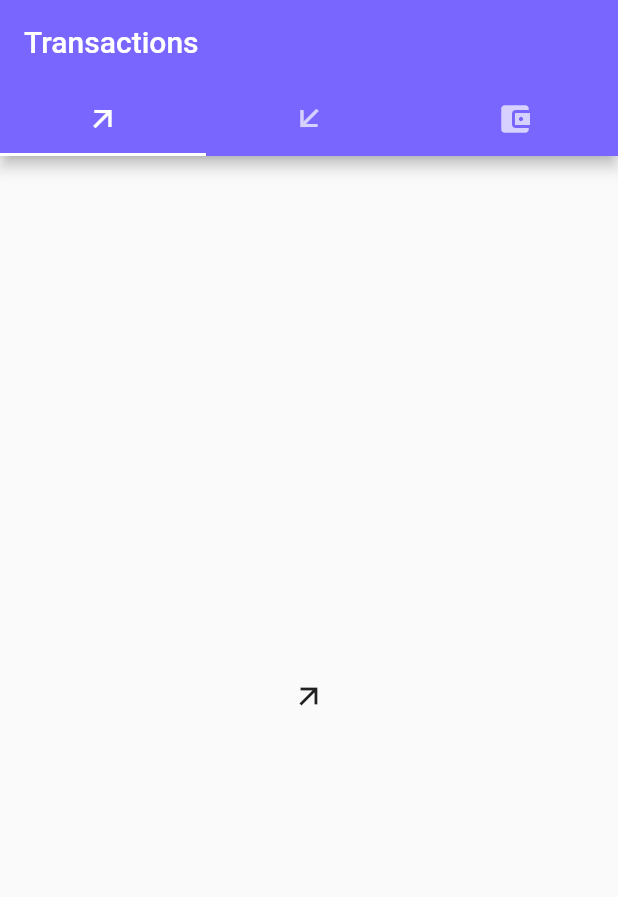
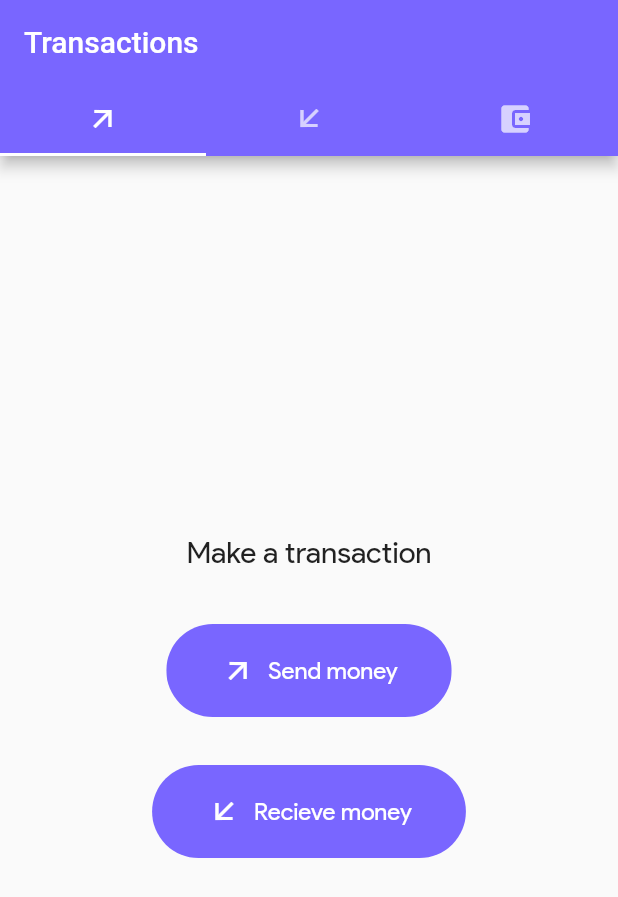
Before and after one commit to dewanshrawat15/Tabs, a Flutter app: the DashboardScreen screen opened directly, on a phone screen of 412 x 824 dp. Shown: the top 897 px of the screen. Run offline on Flutter 3.47's test engine with Material 2 defaults, Android fonts, the phone set to English and light mode, and no system bars; our stand-ins replace sqflite; accounts and stored records are empty.

Commit message:
Updating app

```diff
--- a/lib/components/record.dart
+++ b/lib/components/record.dart
@@ -1,8 +1,8 @@
 class Record{
-  String title, description, time;
+  String title, description, time, type;
   int amount;
 
-  Record(this.amount, this.description, this.title, this.time);
+  Record({this.amount, this.description, this.title, this.time, this.type});
 
   Map <String, dynamic> toMap(){
     return {
@@ -10,6 +10,7 @@ class Record{
       'amount': amount,
       'description': description,
       'time': time,
+      'type': type
     };
   }
 }
--- a/lib/screens/dashboard.dart
+++ b/lib/screens/dashboard.dart
@@ -1,6 +1,6 @@
 import 'package:flutter/material.dart';
-import 'package:path/path.dart';
-import 'package:sqflite/sqflite.dart';
+
+import 'sendMoneyScreen.dart';
 
 import '../components/colors.dart';
 
@@ -34,7 +34,7 @@ class DasboardScreenState extends State<DashboardScreen>{
         body: TabBarView(
           children: <Widget>[
             Center(
-              child: RotationTransition(turns: AlwaysStoppedAnimation(45/360), child: Tab(icon: Icon(Icons.arrow_upward,),),),
+              child: SendMoneyScreen(),
             ),
             Center(
               child: RotationTransition(turns: AlwaysStoppedAnimation(45/360), child: Tab(icon: Icon(Icons.arrow_downward,),),),
--- /dev/null
+++ b/lib/screens/sendMoneyScreen.dart
@@ -0,0 +1,111 @@
+import 'package:flutter/material.dart';
+
+import 'package:path/path.dart';
+import 'package:sqflite/sqflite.dart';
+import 'package:tabs/components/colors.dart';
+
+import '../components/record.dart';
+import 'sendMoney.dart';
+
+class SendMoneyScreen extends StatelessWidget{
+
+  connectDatabase() async{
+    Future<Database> database = openDatabase(
+      join(await getDatabasesPath(), 'records.db'),
+      onCreate: (db, version){
+        return db.execute(
+          "CREATE TABLE recordDetails(title TEXT, amount NUMBER, description TEXT, time TEXT, type TEXT)",
+        );
+      },
+      version: 1
+    );
+    return database;
+  }
+
+  Future<List<Record>> getSentTransactions() async => await Future.delayed(Duration(milliseconds: 1400), () async {
+    final Database db = await connectDatabase();
+    final List<Map<String, dynamic>> maps = await db.query('recordDetails');
+    return List.generate(maps.length, (i){
+      return Record(
+        title: maps[i]['title'],
+        description: maps[i]['description'],
+        amount: maps[i]['amount'],
+        time: maps[i]['time'],
+        type: maps[i]['type']
+      );
+    });
+  });
+
+  @override
+  Widget build(BuildContext context){
+    return FutureBuilder(
+      future: getSentTransactions(),
+      builder: (BuildContext context, AsyncSnapshot snapshot){
+        print(snapshot.data);
+        if(snapshot.hasData){
+          if(snapshot.data.length == 0){
+            return SingleChildScrollView(
+              child: Column(
+                children: <Widget>[
+                  Text(
+                    "Make a transaction",
+                    style: TextStyle(
+                      fontSize: 20,
+                      fontFamily: "Product Sans"
+                    ),
+                  ),
+                  Padding(
+                    padding: EdgeInsets.symmetric(vertical: 18),
+                  ),
+                  ClipRRect(
+                    borderRadius: BorderRadius.circular(32),
+                    child: FlatButton.icon(
+                      padding: EdgeInsets.symmetric(horizontal: 36, vertical: 8),
+                      label: Text(
+                        "Send money",
+                        style: TextStyle(
+                          color: Colors.white,
+                          fontFamily: "Product Sans",
+                          fontSize: 16.0
+                        ),
+                      ),
+                      color: ThemeColor,
+                      onPressed: (){},
+                      icon: RotationTransition(turns: AlwaysStoppedAnimation(45/360), child: Tab(icon: Icon(Icons.arrow_upward, color: Colors.white,),),),
+                    ),
+                  ),
+                  Padding(
+                    padding: EdgeInsets.symmetric(vertical: 16),
+                  ),
+                  ClipRRect(
+                    borderRadius: BorderRadius.circular(32),
+                    child: FlatButton.icon(
+                      padding: EdgeInsets.symmetric(horizontal: 36, vertical: 8),
+                      label: Text(
+                        "Recieve money",
+                        style: TextStyle(
+                          color: Colors.white,
+                          fontFamily: "Product Sans",
+                          fontSize: 16.0
+                        ),
+                      ),
+                      color: ThemeColor,
+                      onPressed: (){},
+                      icon: RotationTransition(turns: AlwaysStoppedAnimation(45/360), child: Tab(icon: Icon(Icons.arrow_downward, color: Colors.white,),),),
+                    ),
+                  )
+                ],
+              ),
+            );
+          }
+          else{
+            return Text("Loading your money");
+          }
+        }
+        else{
+          return CircularProgressIndicator();
+        }
+      },
+    );
+  }
+}
```
Also changed, not shown: lib/screens/sendMoney.dart (added, +14 -0 lines).
